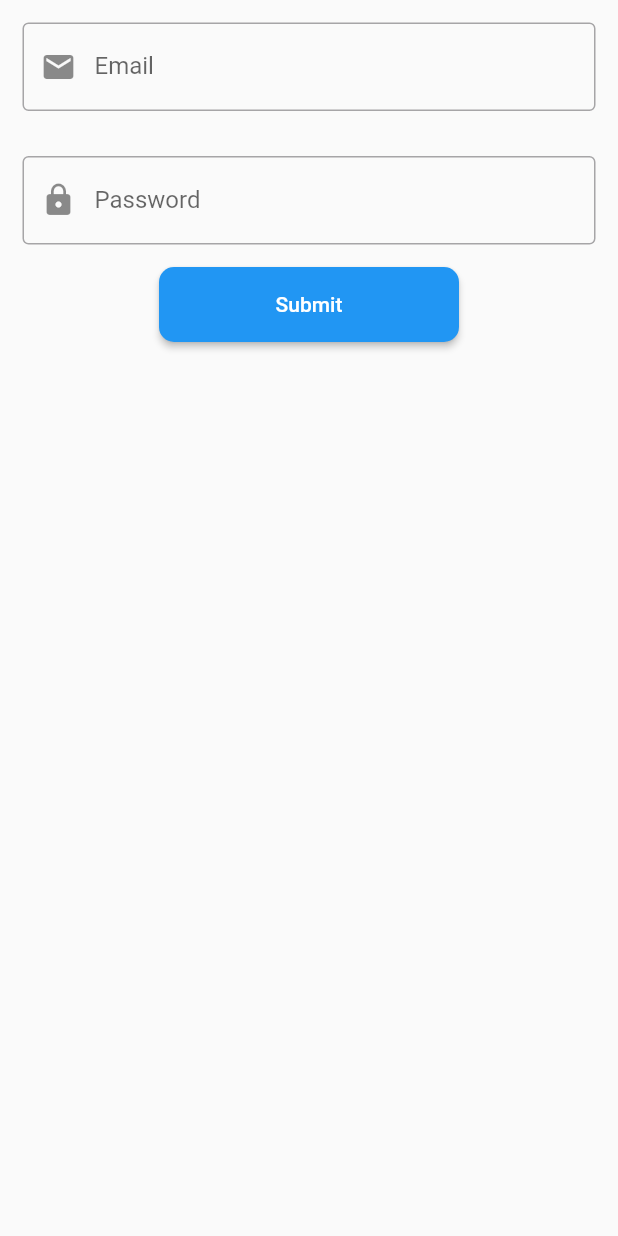
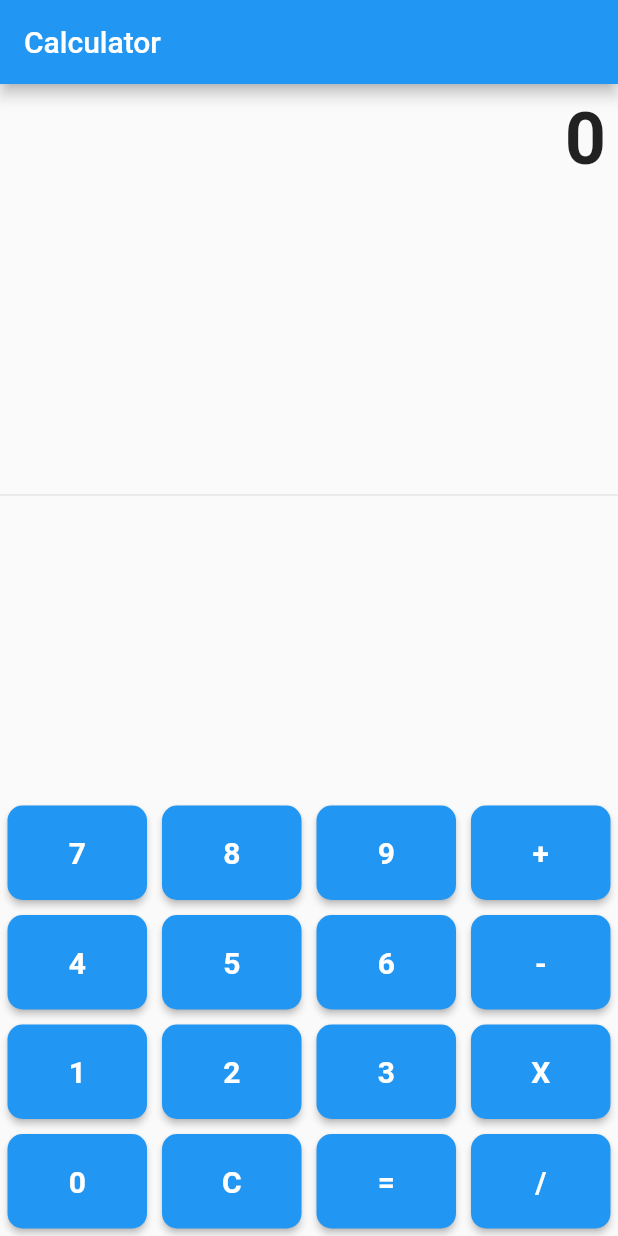
Before and after one commit to Akram409/EDGE_Test_Project, a Flutter app: the screen it shows after launch, on a phone screen of 412 x 824 dp. Run offline on Flutter 3.47's test engine with Material 3 defaults, Android fonts, the phone set to English and light mode, and no system bars; our stand-ins replace image_picker.

Commit message:
Calculator,Tab -> default + bottom Navigation Bar added

```diff
--- /dev/null
+++ b/lib/Calculator_App/calculator.dart
@@ -0,0 +1,158 @@
+import 'package:flutter/material.dart';
+
+class Calculator extends StatefulWidget {
+  const Calculator({super.key});
+
+  @override
+  State<Calculator> createState() => _CalculatorState();
+}
+
+class _CalculatorState extends State<Calculator> {
+
+  //initial values
+  String result = "0";
+  String value = "0";
+  double number1 = 0.0;
+  double number2 = 0.0;
+  String operand = "";
+
+  //function for calculation
+  buttonPressed(dynamic buttonText) {
+
+    //for Clear
+    if (buttonText == "C") {
+      value = "0";
+      number1 = 0.0;
+      number2 = 0.0;
+      operand = "";
+    } else if (buttonText == "+" ||
+        buttonText == "-" ||
+        buttonText == "/" ||
+        buttonText == "X") {
+      number1 = double.parse(result);
+      operand = buttonText;
+      value = "0";
+    } else if (buttonText == "=") {
+      number2 = double.parse(result);
+      if (operand == "+") {
+        value = (number1 + number2).toString();
+      }
+
+      if (operand == "-") {
+        value = (number1 - number2).toString();
+      }
+
+      if (operand == "X") {
+        value = (number1 * number2).toString();
+      }
+
+      if (operand == "/") {
+        value = (number1 / number2).toString();
+      }
+
+      number1 = 0.0;
+      number2 = 0.0;
+      operand = "";
+
+    } else {
+      value = value + buttonText;
+    }
+
+
+
+    setState(() {
+      result = double.parse(value).toStringAsFixed(2);
+
+    });
+
+
+
+
+  }
+
+  @override
+  Widget build(BuildContext context) {
+    return Scaffold(
+        appBar: AppBar(
+          backgroundColor: Colors.blue,
+          title: const Text(
+            "Calculator",
+            style: TextStyle(color: Colors.white),
+          ),
+        ),
+        body: Column(
+          children: <Widget>[
+            Container(
+              //color: Colors.blueGrey,
+                alignment: Alignment.centerRight,
+                child: Padding(
+                  padding: const EdgeInsets.all(8.0),
+                  child: Text(
+                    result,
+                    style: const TextStyle(
+                        fontSize: 48.0, fontWeight: FontWeight.bold),
+                  ),
+                )),
+            const Expanded(child: Divider()),
+            //expanded take available space if column vertical and if row horizontal spaces
+            //  Divider(),
+            Column(
+              children: [
+                Row(children: [
+                  buildButton("7"),
+                  buildButton("8"),
+                  buildButton("9"),
+                  buildButton("+"),
+                ]),
+                Row(children: [
+                  buildButton("4"),
+                  buildButton("5"),
+                  buildButton("6"),
+                  buildButton("-"),
+                ]),
+                Row(children: [
+                  buildButton("1"),
+                  buildButton("2"),
+                  buildButton("3"),
+                  buildButton("X"),
+                ]),
+                Row(children: [
+                  buildButton("0"),
+                  buildButton("C"),
+                  buildButton("="),
+                  buildButton("/"),
+                ]),
+              ],
+            ),
+          ],
+        ));
+  }
+
+//build button- reusable widgets
+  Widget buildButton(String buttonText) {
+    return Expanded(
+      child: Container(
+        margin: const EdgeInsets.all(5),
+        child: ElevatedButton(
+          style: ElevatedButton.styleFrom(
+            backgroundColor: Colors.blue,
+            shape: RoundedRectangleBorder(
+              borderRadius: BorderRadius.circular(10),
+            ),
+          ),
+          child: Padding(
+            padding: const EdgeInsets.all(20.0),
+            child: Text(
+              buttonText,
+              style: const TextStyle(
+                  fontWeight: FontWeight.bold,
+                  color: Colors.white,
+                  fontSize: 20),
+            ),
+          ),
+          onPressed: () => buttonPressed(buttonText),
+        ),
+      ),
+    );
+  }
+}
--- a/lib/main.dart
+++ b/lib/main.dart
@@ -1,5 +1,6 @@
 import 'package:flutter/material.dart';
-import 'package:test_project/text_field_practice.dart';
+import 'package:test_project/Calculator_App/calculator.dart';
+
 
 void main() {
   runApp(const MyApp());
@@ -18,7 +19,7 @@ class MyApp extends StatelessWidget {
         colorScheme: ColorScheme.fromSeed(seedColor: Colors.deepPurple),
         useMaterial3: false,
       ),
-      home: TextFieldPractice(),
+      home: Calculator(),
     );
   }
 }
```
Also changed, not shown: lib/BottomNavigation_Bar/bottom_navigation_practice.dart (added, +65 -0 lines), lib/TabPage/camera.dart (added, +15 -0 lines), lib/TabPage/contact.dart (added, +16 -0 lines), lib/TabPage/tab_example.dart (added, +48 -0 lines), lib/TextField/text_field_practice.dart (renamed from lib/text_field_practice.dart).
